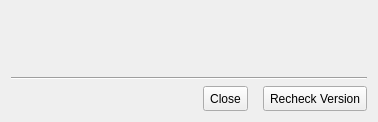
Old version of the form lmc/src/updatewindow.ui in the repository MariusDec/Lan-Messenger.
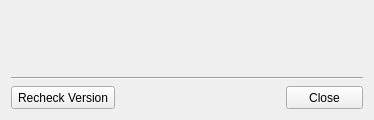
New version of the form. Custom widgets are drawn as their Qt base class.

Diff of the .ui file:
```diff
--- a/lmc/src/updatewindow.ui
+++ b/lmc/src/updatewindow.ui
@@ -6,7 +6,7 @@
    <rect>
     <x>0</x>
     <y>0</y>
-    <width>368</width>
+    <width>374</width>
     <height>118</height>
    </rect>
   </property>
@@ -14,25 +14,6 @@
    <string>Form</string>
   </property>
   <layout class="QGridLayout" name="gridLayout">
-   <item row="0" column="1" colspan="3">
-    <widget class="QLabel" name="lblOutput">
-     <property name="sizePolicy">
-      <sizepolicy hsizetype="Preferred" vsizetype="Expanding">
-       <horstretch>0</horstretch>
-       <verstretch>0</verstretch>
-      </sizepolicy>
-     </property>
-     <property name="minimumSize">
-      <size>
-       <width>350</width>
-       <height>60</height>
-      </size>
-     </property>
-     <property name="margin">
-      <number>12</number>
-     </property>
-    </widget>
-   </item>
    <item row="1" column="0" colspan="4">
     <widget class="Line" name="line">
      <property name="orientation">
@@ -40,25 +21,18 @@
      </property>
     </widget>
    </item>
-   <item row="4" column="3" alignment="Qt::AlignRight">
-    <widget class="ThemedButton" name="btnRecheck">
-     <property name="minimumSize">
-      <size>
-       <width>0</width>
-       <height>25</height>
-      </size>
-     </property>
-     <property name="text">
-      <string>Recheck Version</string>
-     </property>
-    </widget>
-   </item>
-   <item row="4" column="2" alignment="Qt::AlignRight">
+   <item row="4" column="3">
     <widget class="ThemedButton" name="btnClose">
+     <property name="sizePolicy">
+      <sizepolicy hsizetype="Preferred" vsizetype="Fixed">
+       <horstretch>0</horstretch>
+       <verstretch>0</verstretch>
+      </sizepolicy>
+     </property>
      <property name="minimumSize">
       <size>
-       <width>0</width>
-       <height>25</height>
+       <width>75</width>
+       <height>23</height>
       </size>
      </property>
      <property name="text">
@@ -66,6 +40,44 @@
      </property>
     </widget>
    </item>
+   <item row="4" column="0">
+    <widget class="ThemedButton" name="btnRecheck">
+     <property name="sizePolicy">
+      <sizepolicy hsizetype="Preferred" vsizetype="Fixed">
+       <horstretch>0</horstretch>
+       <verstretch>0</verstretch>
+      </sizepolicy>
+     </property>
+     <property name="minimumSize">
+      <size>
+       <width>75</width>
+       <height>23</height>
+      </size>
+     </property>
+     <property name="text">
+      <string>Recheck Version</string>
+     </property>
+    </widget>
+   </item>
+   <item row="0" column="0" colspan="4">
+    <widget class="QLabel" name="lblOutput">
+     <property name="sizePolicy">
+      <sizepolicy hsizetype="Preferred" vsizetype="Expanding">
+       <horstretch>0</horstretch>
+       <verstretch>0</verstretch>
+      </sizepolicy>
+     </property>
+     <property name="minimumSize">
+      <size>
+       <width>350</width>
+       <height>60</height>
+      </size>
+     </property>
+     <property name="margin">
+      <number>12</number>
+     </property>
+    </widget>
+   </item>
   </layout>
  </widget>
  <customwidgets>
```
